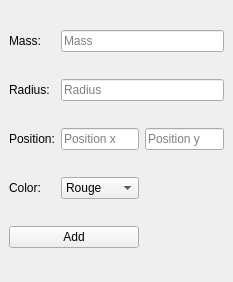
Qt form ui/dockAdd.ui (SimonCooper235/TP4) before a commit.
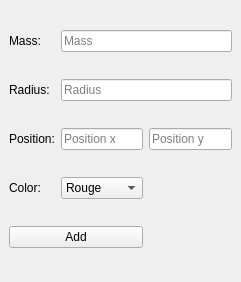
The same form after that commit.

Diff of the .ui file:
```diff
--- a/ui/dockAdd.ui
+++ b/ui/dockAdd.ui
@@ -6,7 +6,7 @@
    <rect>
     <x>0</x>
     <y>0</y>
-    <width>233</width>
+    <width>241</width>
     <height>282</height>
    </rect>
   </property>
```
